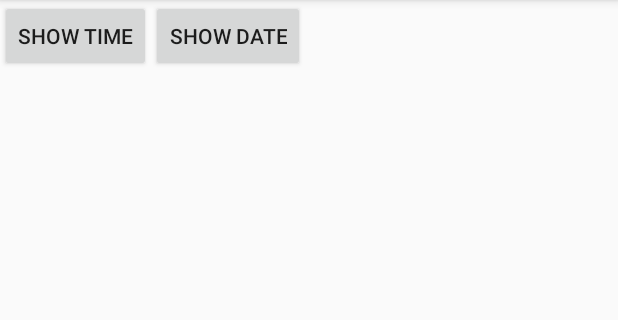
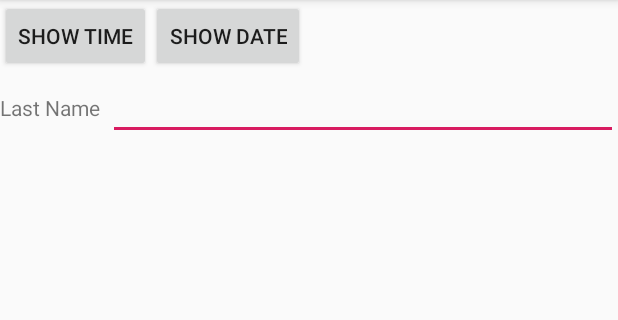
Before and after one commit to vladislavorehov55/MobDev_Java_10_Intent_filters, an Android app: the screen it shows after launch (MainActivity), on a phone screen of 412 x 824 dp, the part 84-404 px from its top. Run offline under Robolectric (Android 15) with nearby library versions, the phone set to English and light mode, and no system bars.

```diff
--- a/app/src/main/java/com/example/intentfilter/MainActivity.java
+++ b/app/src/main/java/com/example/intentfilter/MainActivity.java
@@ -5,8 +5,11 @@ import android.support.v7.app.AppCompatActivity;
 import android.os.Bundle;
 import android.view.View;
 import android.widget.Button;
+import android.widget.EditText;
 
 public class MainActivity extends AppCompatActivity implements View.OnClickListener {
+
+    EditText etLName;
 
     @Override
     protected void onCreate(Bundle savedInstanceState) {
@@ -15,6 +18,8 @@ public class MainActivity extends AppCompatActivity implements View.OnClickListe
 
         Button btnTime = (Button) findViewById(R.id.btnTime);
         Button btnDate = (Button) findViewById(R.id.btnDate);
+
+        etLName = (EditText) findViewById(R.id.etLName);
 
         btnTime.setOnClickListener(this);
         btnDate.setOnClickListener(this);
@@ -27,10 +32,12 @@ public class MainActivity extends AppCompatActivity implements View.OnClickListe
         switch(v.getId()) {
             case R.id.btnTime:
                 intent = new Intent("com.example.intent.action.showtime");
+                intent.putExtra("lname", etLName.getText().toString());
                 startActivity(intent);
                 break;
             case R.id.btnDate:
                 intent = new Intent("com.example.intent.action.showdate");
+                intent.putExtra("lname", etLName.getText().toString());
                 startActivity(intent);
                 break;
         }
--- a/app/src/main/res/layout/activity_main.xml
+++ b/app/src/main/res/layout/activity_main.xml
@@ -3,7 +3,10 @@
     xmlns:android="http://schemas.android.com/apk/res/android"
     android:layout_width="fill_parent"
     android:layout_height="fill_parent"
-    android:orientation="horizontal">
+    android:orientation="vertical">
+    <LinearLayout
+        android:layout_width="wrap_content"
+        android:layout_height="wrap_content">
         <Button
             android:layout_width="wrap_content"
             android:layout_height="wrap_content"
@@ -17,3 +20,22 @@
             android:text="Show date">
         </Button>
     </LinearLayout>
+    <LinearLayout
+        android:layout_width="match_parent"
+        android:layout_height="wrap_content">
+
+        <TextView
+            android:id="@+id/textView2"
+            android:layout_width="wrap_content"
+            android:layout_height="wrap_content"
+            android:text="Last Name">
+        </TextView>
+        <EditText
+            android:id="@+id/etLName"
+            android:layout_width="match_parent"
+            android:layout_height="wrap_content"
+            android:layout_marginLeft="5dp">
+        </EditText>
+
+    </LinearLayout>
+</LinearLayout>
```
Also changed, not shown: app/src/main/java/com/example/intentfilter/Info.java (+7 -0 lines), app/src/main/res/layout/activity_info.xml (+10 -0 lines). Lines whose indentation alone changed are shown as unchanged.
